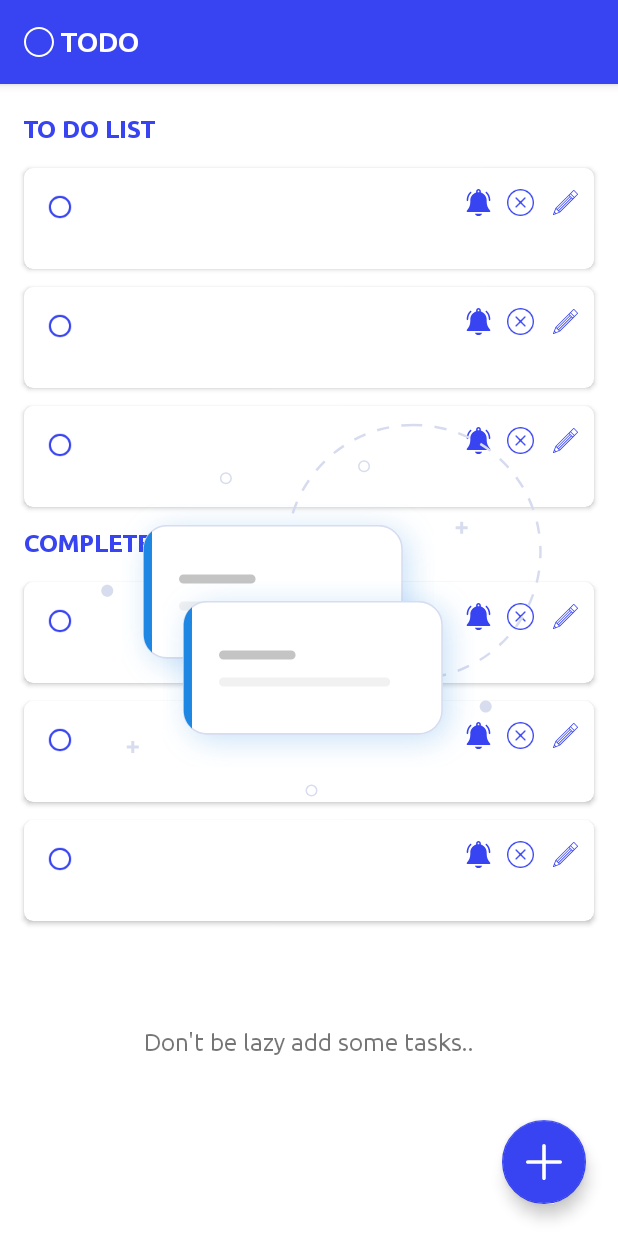
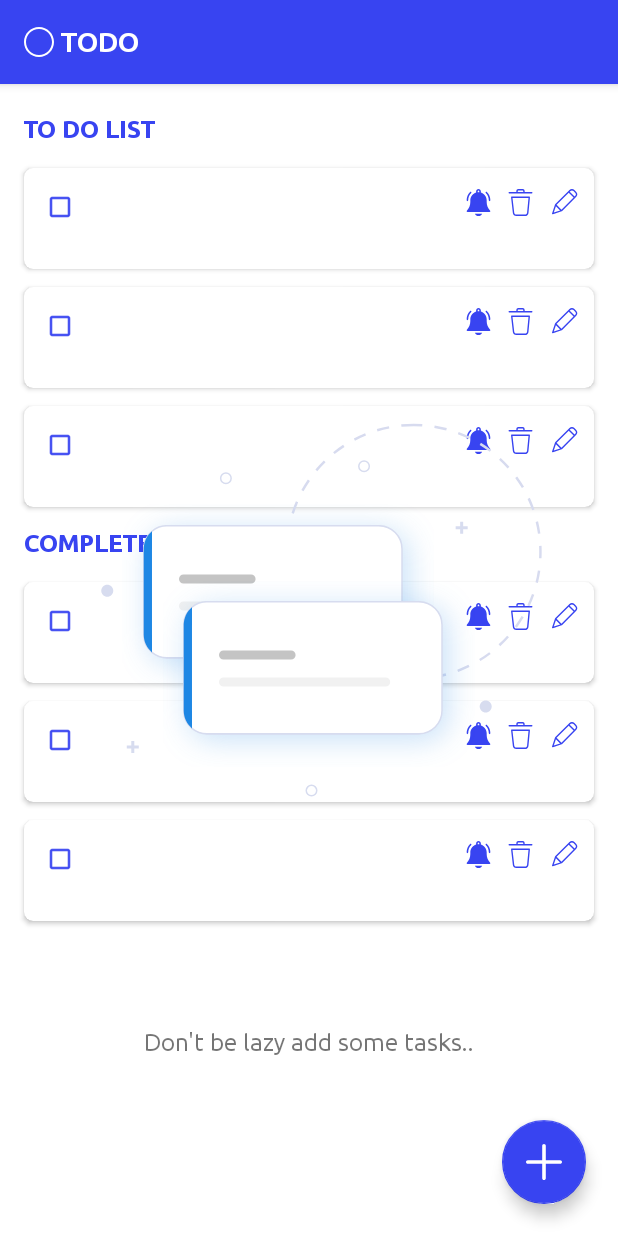
Before and after one commit to dino-sunny/Todo, an Android app: the layout activity_home.xml on its own in the app's theme, with its tools: preview values and no code run, on a phone screen of 412 x 824 dp. Run offline under Robolectric (Android 15) with nearby library versions, the phone set to English and light mode, and no system bars.

Commit message:
UI improvements

```diff
--- a/app/src/main/res/drawable/ic_delete.xml
+++ b/app/src/main/res/drawable/ic_delete.xml
@@ -1,12 +1,12 @@
 <vector xmlns:android="http://schemas.android.com/apk/res/android"
     android:width="512dp"
     android:height="512dp"
-    android:viewportWidth="340.8"
-    android:viewportHeight="340.8">
+    android:viewportWidth="407.521"
+    android:viewportHeight="407.521">
   <path
-      android:pathData="M170.4,0C76.4,0 0,76.4 0,170.4s76.4,170.4 170.4,170.4s170.4,-76.4 170.4,-170.4S264.4,0 170.4,0zM170.4,323.6c-84.4,0 -153.2,-68.8 -153.2,-153.2S86,17.2 170.4,17.2S323.6,86 323.6,170.4S254.8,323.6 170.4,323.6z"
+      android:pathData="M335.94,114.944H71.581c-2.86,-0.243 -5.694,0.702 -7.837,2.612c-2.107,2.024 -3.083,4.954 -2.612,7.837l27.167,236.669c3.186,26.093 25.436,45.647 51.722,45.453h131.657c27.026,0.385 49.791,-20.104 52.245,-47.02l22.465,-236.147c0.139,-2.533 -0.811,-5.005 -2.612,-6.792C341.634,115.646 338.8,114.701 335.94,114.944zM303.026,359.45c-1.642,15.909 -15.366,27.803 -31.347,27.167H140.022c-15.694,0.637 -29.184,-11.024 -30.825,-26.645L83.075,135.842h241.371L303.026,359.45z"
       android:fillColor="#3844f1"/>
   <path
-      android:pathData="M182.4,169.6l50,-50c3.2,-3.2 3.2,-8.8 0,-12c-3.2,-3.2 -8.8,-3.2 -12,0l-50,50l-50,-50c-3.2,-3.2 -8.8,-3.2 -12,0c-3.2,3.2 -3.2,8.8 0,12l50,50l-50,49.6c-3.2,3.2 -3.2,8.8 0,12c1.6,1.6 4,2.4 6,2.4s4.4,-0.8 6,-2.4l50,-50l50,50c1.6,1.6 4,2.4 6,2.4s4.4,-0.8 6,-2.4c3.2,-3.2 3.2,-8.8 0,-12L182.4,169.6z"
+      android:pathData="M374.079,47.026H266.454V30.307c0.58,-16.148 -12.04,-29.708 -28.188,-30.288c-0.53,-0.019 -1.061,-0.024 -1.591,-0.014h-65.829c-16.156,-0.299 -29.494,12.555 -29.793,28.711c-0.01,0.53 -0.005,1.061 0.014,1.591v16.718H33.442c-5.771,0 -10.449,4.678 -10.449,10.449s4.678,10.449 10.449,10.449h340.637c5.771,0 10.449,-4.678 10.449,-10.449S379.849,47.026 374.079,47.026zM245.556,30.307v16.718h-83.592V30.307c-0.589,-4.579 2.646,-8.768 7.225,-9.357c0.549,-0.071 1.104,-0.086 1.656,-0.047h65.829c4.605,-0.326 8.603,3.142 8.929,7.748C245.643,29.203 245.627,29.758 245.556,30.307z"
       android:fillColor="#3844f1"/>
 </vector>
--- a/app/src/main/res/drawable/ic_edit.xml
+++ b/app/src/main/res/drawable/ic_edit.xml
@@ -1,9 +1,9 @@
 <vector xmlns:android="http://schemas.android.com/apk/res/android"
     android:width="512dp"
     android:height="512dp"
-    android:viewportWidth="128"
-    android:viewportHeight="128">
+    android:viewportWidth="484.00018"
+    android:viewportHeight="484">
   <path
-      android:pathData="m122.922,23.474 l-18.4,-18.4a1.75,1.75 0,0 0,-2.474 0l-85,85a1.649,1.649 0,0 0,-0.119 0.146c-0.026,0.032 -0.054,0.061 -0.078,0.095a1.746,1.746 0,0 0,-0.191 0.349l-6.919,17.563v0.006l-5.054,12.809a1.751,1.751 0,0 0,2.271 2.271l12.809,-5.052 17.559,-6.925a1.773,1.773 0,0 0,0.349 -0.191c0.034,-0.024 0.063,-0.052 0.1,-0.078a1.794,1.794 0,0 0,0.145 -0.119l61.73,-61.728 23.267,-23.268a1.75,1.75 0,0 0,0.005 -2.478zM98.415,45.506 L82.494,29.585 87.476,24.6 103.396,40.52zM36.689,107.232 L33.189,103.732 92.437,44.478 95.937,47.978zM26.745,97.288 L86,38.037 89.963,42 30.712,101.255zM20.768,91.311 L80.019,32.06 83.519,35.56 24.271,94.814zM12.011,112.011 L15.988,115.988 9.421,118.578zM19.537,114.588 L13.411,108.462 18.943,94.434 23.031,98.522 29.467,104.958 33.555,109.046zM105.871,38.05 L89.95,22.129 103.289,8.791 119.21,24.711z"
+      android:pathData="m401.648,18.234c-24.395,-24.352 -63.898,-24.352 -88.293,0l-22.102,22.223 -235.27,235.145 -0.5,0.504c-0.121,0.121 -0.121,0.25 -0.25,0.25 -0.25,0.375 -0.625,0.746 -0.871,1.121 0,0.125 -0.129,0.125 -0.129,0.25 -0.25,0.375 -0.371,0.625 -0.625,1 -0.121,0.125 -0.121,0.246 -0.246,0.375 -0.125,0.375 -0.25,0.625 -0.379,1 0,0.121 -0.121,0.121 -0.121,0.25l-52.199,156.969c-1.531,4.469 -0.367,9.418 2.996,12.734 2.363,2.332 5.551,3.637 8.867,3.625 1.355,-0.023 2.699,-0.234 3.996,-0.625l156.848,-52.324c0.121,0 0.121,0 0.25,-0.121 0.395,-0.117 0.773,-0.285 1.121,-0.504 0.098,-0.012 0.184,-0.055 0.254,-0.121 0.371,-0.25 0.871,-0.504 1.246,-0.754 0.371,-0.246 0.75,-0.621 1.125,-0.871 0.125,-0.129 0.246,-0.129 0.246,-0.25 0.129,-0.125 0.379,-0.246 0.504,-0.5l257.371,-257.371c24.352,-24.395 24.352,-63.898 0,-88.289zM169.375,371.383 L82.461,284.473 299.996,66.938 386.91,153.848zM70.219,307.574 L146.148,383.5 32.133,421.461zM417.883,122.754 L404.645,136.117 317.727,49.199 331.094,35.84c14.621,-14.609 38.32,-14.609 52.945,0l33.965,33.965c14.512,14.688 14.457,38.332 -0.121,52.949zM417.883,122.754"
       android:fillColor="#3844f1"/>
 </vector>
--- a/app/src/main/res/layout/add_todo_fragment.xml
+++ b/app/src/main/res/layout/add_todo_fragment.xml
@@ -244,7 +244,7 @@
                 android:id="@+id/imageView2"
                 android:layout_width="25dp"
                 android:layout_height="25dp"
-                android:src="@drawable/ic_delete"
+                android:src="@drawable/ic_close"
                 android:contentDescription="@string/delete_button"
                 android:onClick="@{() -> addTodoViewModel.onCancelClick()}"
                 app:layout_constraintBottom_toBottomOf="@+id/textView2"
--- a/app/src/main/res/layout/todo_item.xml
+++ b/app/src/main/res/layout/todo_item.xml
@@ -34,7 +34,7 @@
                 android:layout_width="match_parent"
                 android:layout_height="match_parent">
 
-                <RadioButton
+                <CheckBox
                     android:id="@+id/todo_done_button"
                     android:layout_width="wrap_content"
                     android:layout_height="wrap_content"
```
Also changed, not shown: app/src/main/res/drawable/ic_close.xml (added, +12 -0 lines).
